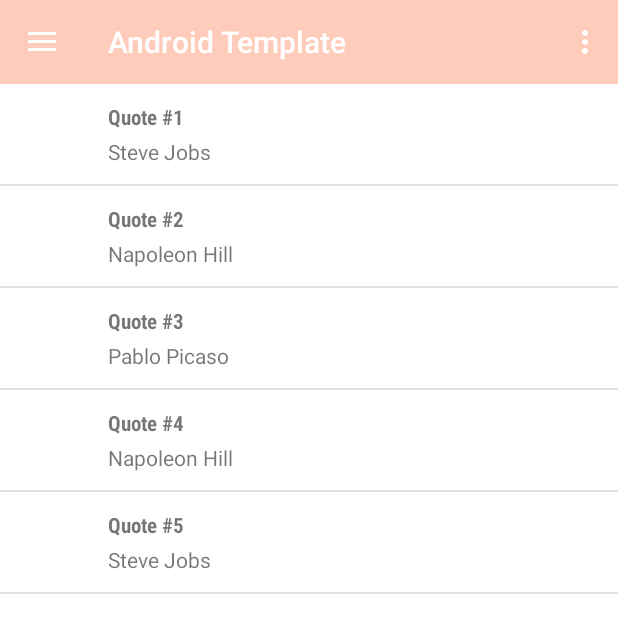
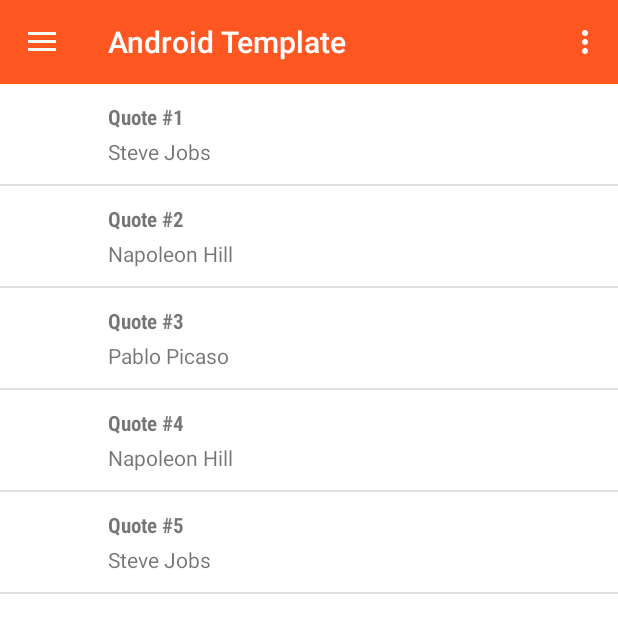
Before and after one commit to GoingOnSolutions/GoingOnAppAndroid, an Android app: the ListActivity screen opened directly, with no data from a screen before it, on a phone screen of 412 x 824 dp. Shown: the top 633 px of the screen. Run offline under Robolectric (Android 15) with nearby library versions, the phone set to English and light mode, and no system bars; 1 statement that could not run was skipped.

Commit message:
fix: usr: Change primaryColor Attribute to use theme primary

```diff
--- a/GoingOn/app/src/main/res/menu/drawer_view.xml
+++ b/GoingOn/app/src/main/res/menu/drawer_view.xml
@@ -2,7 +2,7 @@
 <menu xmlns:android="http://schemas.android.com/apk/res/android">
     <group
         android:id="@+id/menu_events"
-        android:checkableBehavior="none">
+        android:checkableBehavior="single">
         <item
             android:id="@+id/nav_explore"
             android:icon="@drawable/ic_explore_24dp1"
@@ -21,7 +21,7 @@
 
     <group
     android:id="@+id/menu_settings"
-    android:checkableBehavior="none">
+    android:checkableBehavior="single">
 
         <item
             android:id="@+id/nav_settings"
@@ -37,7 +37,7 @@
 
     <group
         android:id="@+id/menu_logout"
-        android:checkableBehavior="none">
+        android:checkableBehavior="single">
 
         <item
             android:id="@+id/nav_log_out"
--- a/GoingOn/app/src/main/res/values/styles.xml
+++ b/GoingOn/app/src/main/res/values/styles.xml
@@ -2,7 +2,7 @@
 
     <!-- Base application theme. -->
     <style name="Base.Theme" parent="Theme.AppCompat.Light.NoActionBar">
-        <item name="colorPrimary">@color/theme_primary_light</item>
+        <item name="colorPrimary">@color/theme_primary</item>
         <item name="colorPrimaryDark">@color/theme_primary_dark</item>
         <item name="colorAccent">@color/theme_primary_accent</item>
         <item name="android:windowBackground">@color/theme_window_background</item>
```
